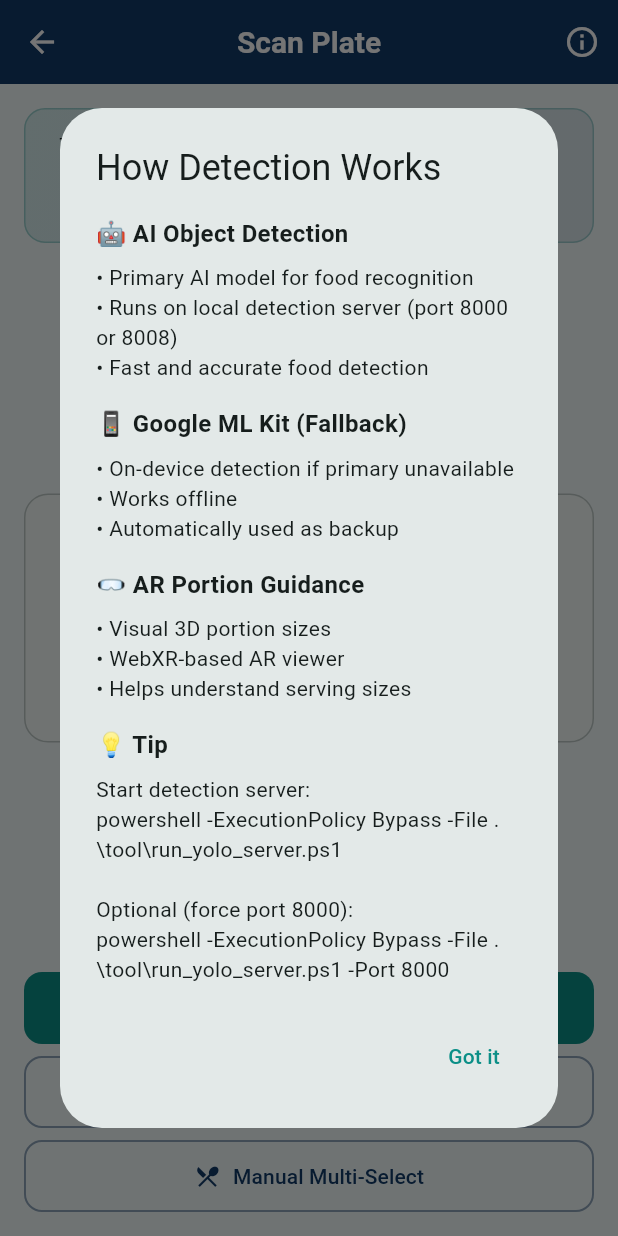
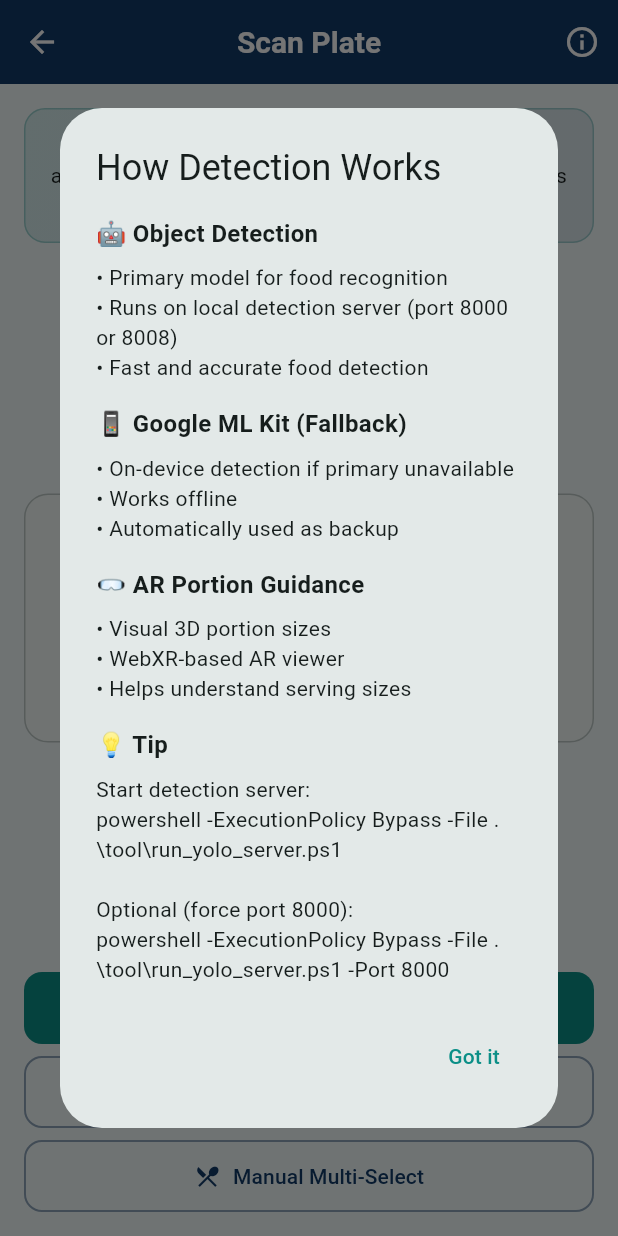
Before and after one commit to kishorfathi/GlucoDietix, a Flutter app: the ScanPlateScreen screen opened directly, after a tap on the "info outline" icon, on a phone screen of 412 x 824 dp. Run offline on Flutter 3.47's test engine with Material 3 defaults, Android fonts, the phone set to English and light mode, and no system bars; our stand-ins replace camera, image_picker, supabase_flutter, web; missing offline and left inert: dart:js_interop, dart:ui_web, google_mlkit_image_labeling; accounts and stored records are empty.

Commit message:
Remove AI terminology from UI text
- Changed 'AI will detect foods' to 'foods will be detected'
- Changed 'AI Object Detection' to 'Object Detection'
- Changed 'Primary AI model' to 'Primary model'
- Creates generic, non-technical UI language

```diff
--- a/lib/screens/scan/scan_plate_screen.dart
+++ b/lib/screens/scan/scan_plate_screen.dart
@@ -425,12 +425,12 @@ class _ScanPlateScreenState extends State<ScanPlateScreen> {
                       mainAxisSize: MainAxisSize.min,
                       children: [
                         Text(
-                          '🤖 AI Object Detection',
+                          '🤖 Object Detection',
                           style: TextStyle(
                               fontWeight: FontWeight.bold, fontSize: 16),
                         ),
                         SizedBox(height: 8),
-                        Text('• Primary AI model for food recognition\n'
+                        Text('• Primary model for food recognition\n'
                             '• Runs on local detection server (port 8000 or 8008)\n'
                             '• Fast and accurate food detection'),
                         SizedBox(height: 16),
@@ -501,7 +501,7 @@ class _ScanPlateScreenState extends State<ScanPlateScreen> {
                       Border.all(color: scheme.primary.withValues(alpha: 0.3)),
                 ),
                 child: const Text(
-                  'Take a photo and AI will detect foods automatically. Review predictions and adjust portions before analysis.',
+                  'Take a photo and foods will be detected automatically. Review predictions and adjust portions before analysis.',
                   textAlign: TextAlign.center,
                 ),
               ),
```
